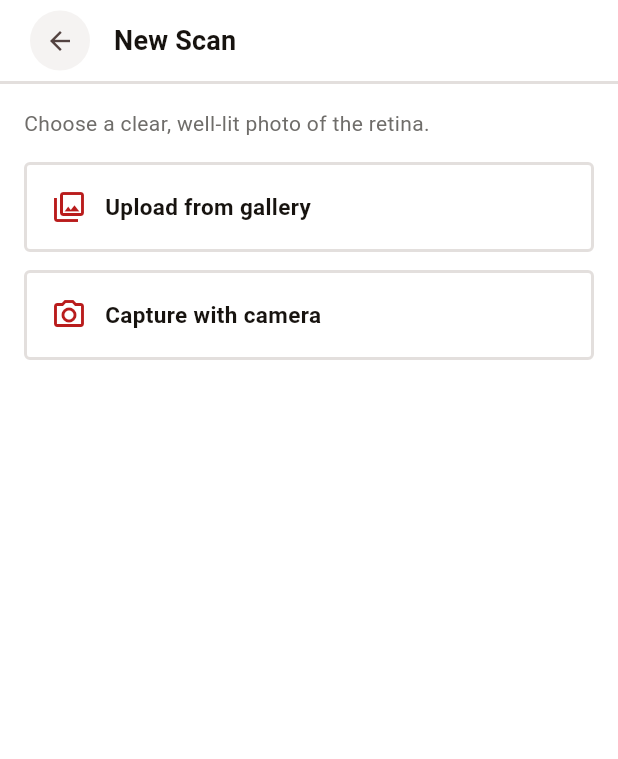
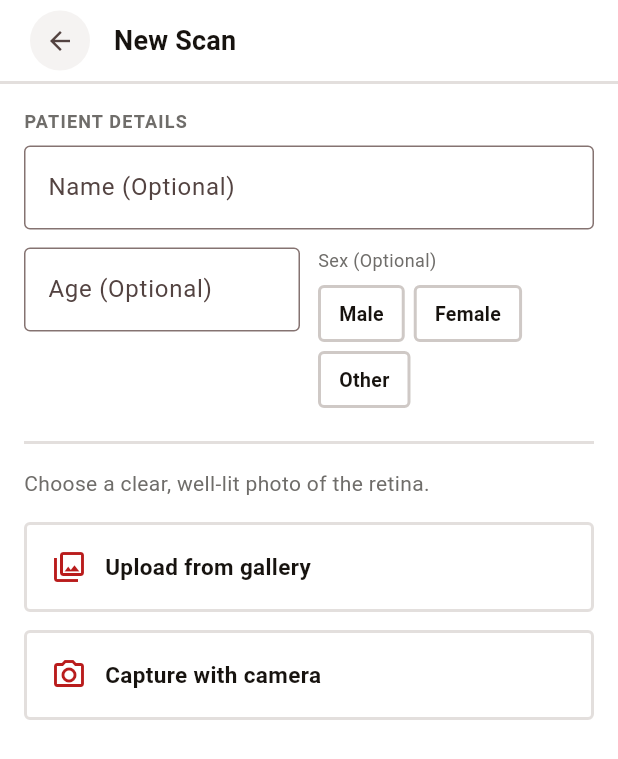
Before and after one commit to ekagra5/Netra, a Flutter app: the CaptureScreen screen opened directly, on a phone screen of 412 x 824 dp. Shown: the top 759 px of the screen. Run offline on Flutter 3.47's test engine with Material 3 defaults, Android fonts, the phone set to English and light mode, and no system bars; our stand-ins replace image_picker, pdf, printing, sqflite; missing offline and left inert: tflite_flutter; accounts and stored records are empty.

Commit message:
Add patient-details form to the capture flow, add real screenshots to README
- The capture screen was missing patient intake entirely - every scan got
  labeled 'Unnamed patient' with no way to enter a name/age/sex, even
  though the original apex_app.py had this and the i18n strings for it
  were already sitting unused. Adds a real form (name, age, sex chips)
  ahead of the image picker, feeding AppState.runAnalysis() instead of
  always synthesizing a placeholder patient.
- Verified the full flow end-to-end on a real release build: onboarding
  -> capture (with patient details) -> analyzing -> results -> heatmap /
  findings / referral -> save -> home -> history -> patient record ->
  offline queue -> sync -> settings (language + offline toggle). Every
  screen renders correctly and the state machine holds up; no crashes.
- README: real screenshots from that verified run (docs/screenshots/),
  and corrects the heatmap grid size mentioned there (7x7/49 passes,
  matching apex_app.py - an 8x8 figure had been carried over from an
  early draft before that was checked against the source).

```diff
--- a/app/lib/i18n/strings.dart
+++ b/app/lib/i18n/strings.dart
@@ -127,6 +127,9 @@ class Strings {
     'optional': 'Optional',
     'save': 'Save',
     'cancel': 'Cancel',
+    'male': 'Male',
+    'female': 'Female',
+    'other': 'Other',
     'modelMissing': 'Model file missing - place model_apex_v2.tflite under assets/models/.',
     'modelReady': 'Model ready',
     'noHistory': 'No patients yet. Run a scan to add one.',
@@ -254,6 +257,9 @@ class Strings {
     'optional': 'वैकल्पिक',
     'save': 'सहेजें',
     'cancel': 'रद्द करें',
+    'male': 'पुरुष',
+    'female': 'महिला',
+    'other': 'अन्य',
     'modelMissing': 'मॉडल फ़ाइल नहीं मिली — model_apex_v2.tflite को assets/models/ में रखें।',
     'modelReady': 'मॉडल तैयार है',
     'noHistory': 'अभी कोई मरीज़ नहीं। जोड़ने के लिए एक स्कैन चलाएं।',
--- a/app/lib/screens/capture_screen.dart
+++ b/app/lib/screens/capture_screen.dart
@@ -8,10 +8,33 @@ import '../state/app_state.dart';
 import '../theme.dart';
 import '../widgets/common.dart';
 
-class CaptureScreen extends StatelessWidget {
+class CaptureScreen extends StatefulWidget {
   const CaptureScreen({super.key});
 
-  Future<void> _pick(BuildContext context, ImageSource source) async {
+  @override
+  State<CaptureScreen> createState() => _CaptureScreenState();
+}
+
+class _CaptureScreenState extends State<CaptureScreen> {
+  late final TextEditingController _nameController;
+  late final TextEditingController _ageController;
+
+  @override
+  void initState() {
+    super.initState();
+    final state = context.read<AppState>();
+    _nameController = TextEditingController(text: state.pendingPatientName);
+    _ageController = TextEditingController(text: state.pendingPatientAge);
+  }
+
+  @override
+  void dispose() {
+    _nameController.dispose();
+    _ageController.dispose();
+    super.dispose();
+  }
+
+  Future<void> _pick(ImageSource source) async {
     final state = context.read<AppState>();
     final picker = ImagePicker();
     final xfile = await picker.pickImage(source: source, maxWidth: 2048, maxHeight: 2048);
@@ -25,6 +48,10 @@ class CaptureScreen extends StatelessWidget {
     final state = context.watch<AppState>();
     final t = state.t;
     final hasImage = state.pendingImage != null;
+    // Only ask for patient details on a fresh scan - startNewScanForPatient
+    // (from the patient record screen) already has a patient, and re-asking
+    // for their name there would just be busywork.
+    final needsPatientDetails = state.currentPatient == null;
 
     return Scaffold(
       backgroundColor: NetraColors.bg,
@@ -36,7 +63,25 @@ class CaptureScreen extends StatelessWidget {
               title: t['newScanTitle'],
             ),
             NsBody(
-              child: hasImage ? _ImagePreview(state: state, t: t) : _SourcePicker(t: t, onPick: (s) => _pick(context, s)),
+              child: Column(
+                crossAxisAlignment: CrossAxisAlignment.start,
+                children: [
+                  if (needsPatientDetails) ...[
+                    _PatientDetailsForm(
+                      state: state,
+                      t: t,
+                      nameController: _nameController,
+                      ageController: _ageController,
+                    ),
+                    const SizedBox(height: NetraSpace.s5),
+                    const Divider(),
+                    const SizedBox(height: NetraSpace.s4),
+                  ],
+                  hasImage
+                      ? _ImagePreview(state: state, t: t)
+                      : _SourcePicker(t: t, onPick: _pick),
+                ],
+              ),
             ),
             if (hasImage)
               Container(
@@ -61,6 +106,121 @@ class CaptureScreen extends StatelessWidget {
                 ),
               ),
           ],
+        ),
+      ),
+    );
+  }
+}
+
+class _PatientDetailsForm extends StatelessWidget {
+  final AppState state;
+  final dynamic t;
+  final TextEditingController nameController;
+  final TextEditingController ageController;
+
+  const _PatientDetailsForm({
+    required this.state,
+    required this.t,
+    required this.nameController,
+    required this.ageController,
+  });
+
+  static const _sexOptions = ['male', 'female', 'other'];
+
+  @override
+  Widget build(BuildContext context) {
+    return Column(
+      crossAxisAlignment: CrossAxisAlignment.start,
+      children: [
+        NsSectionLabel(t['patientDetails']),
+        TextField(
+          controller: nameController,
+          textCapitalization: TextCapitalization.words,
+          onChanged: state.setPendingPatientName,
+          decoration: InputDecoration(
+            labelText: '${t['patientName']} (${t['optional']})',
+            border: OutlineInputBorder(
+              borderSide: const BorderSide(color: NetraColors.dividerStrong, width: 2),
+              borderRadius: BorderRadius.circular(NetraRadius.card),
+            ),
+          ),
+        ),
+        const SizedBox(height: NetraSpace.s3),
+        Row(
+          crossAxisAlignment: CrossAxisAlignment.start,
+          children: [
+            Expanded(
+              child: TextField(
+                controller: ageController,
+                keyboardType: TextInputType.number,
+                onChanged: state.setPendingPatientAge,
+                decoration: InputDecoration(
+                  labelText: '${t['age']} (${t['optional']})',
+                  border: OutlineInputBorder(
+                    borderSide: const BorderSide(color: NetraColors.dividerStrong, width: 2),
+                    borderRadius: BorderRadius.circular(NetraRadius.card),
+                  ),
+                ),
+              ),
+            ),
+            const SizedBox(width: NetraSpace.s3),
+            Expanded(
+              child: Column(
+                crossAxisAlignment: CrossAxisAlignment.start,
+                children: [
+                  Text(
+                    '${t['sex']} (${t['optional']})',
+                    style: const TextStyle(fontSize: 12, color: NetraColors.inkMuted),
+                  ),
+                  const SizedBox(height: NetraSpace.s2),
+                  Wrap(
+                    spacing: 6,
+                    runSpacing: 6,
+                    children: [
+                      for (final option in _sexOptions)
+                        _SexChip(
+                          label: t[option],
+                          selected: state.pendingPatientSex == option,
+                          onTap: () => state.setPendingPatientSex(
+                            state.pendingPatientSex == option ? '' : option,
+                          ),
+                        ),
+                    ],
+                  ),
+                ],
+              ),
+            ),
+          ],
+        ),
+      ],
+    );
+  }
+}
+
+class _SexChip extends StatelessWidget {
+  final String label;
+  final bool selected;
+  final VoidCallback onTap;
+  const _SexChip({required this.label, required this.selected, required this.onTap});
+
+  @override
+  Widget build(BuildContext context) {
+    return InkWell(
+      onTap: onTap,
+      child: Container(
+        padding: const EdgeInsets.symmetric(horizontal: 12, vertical: 8),
+        decoration: BoxDecoration(
+          color: selected ? NetraColors.red600 : Colors.transparent,
+          border: Border.all(color: selected ? NetraColors.red600 : NetraColors.dividerStrong, width: 2),
+          borderRadius: BorderRadius.circular(NetraRadius.card),
+        ),
+        child: Text(
+          label,
+          style: TextStyle(
+            fontSize: 13,
+            fontWeight: FontWeight.w600,
+            color: selected ? Colors.white : NetraColors.ink,
+          ),
         ),
       ),
     );
--- a/app/lib/state/app_state.dart
+++ b/app/lib/state/app_state.dart
@@ -47,6 +47,16 @@ class AppState extends ChangeNotifier {
 
   File? pendingImage;
   bool isAnalyzing = false;
+
+  // Patient details entered on the capture screen, before analysis runs.
+  // All optional except name, which falls back to a placeholder - matching
+  // the original apex_app.py patient form's fields (minus a separate
+  // free-text "Patient ID": the app already assigns its own internal id,
+  // and adding a second, unrelated id field wasn't worth the extra DB
+  // schema/UI for this pass).
+  String pendingPatientName = '';
+  String pendingPatientAge = '';
+  String pendingPatientSex = '';
 
   List<List<double>>? heatmapGrid;
   bool showHeatmapOverlay = true;
@@ -108,6 +118,9 @@ class AppState extends ChangeNotifier {
   void startNewScan() {
     pendingImage = null;
     currentPatient = null;
+    pendingPatientName = '';
+    pendingPatientAge = '';
+    pendingPatientSex = '';
     screen = AppScreen.capture;
     notifyListeners();
   }
@@ -126,6 +139,19 @@ class AppState extends ChangeNotifier {
 
   void retakeImage() {
     pendingImage = null;
+    notifyListeners();
+  }
+
+  void setPendingPatientName(String v) {
+    pendingPatientName = v;
+  }
+
+  void setPendingPatientAge(String v) {
+    pendingPatientAge = v;
+  }
+
+  void setPendingPatientSex(String v) {
+    pendingPatientSex = v;
     notifyListeners();
   }
 
@@ -203,7 +229,13 @@ class AppState extends ChangeNotifier {
 
       var patient = currentPatient;
       if (patient == null) {
-        patient = Patient(name: 'Unnamed patient', createdAt: DateTime.now());
+        final name = pendingPatientName.trim();
+        patient = Patient(
+          name: name.isEmpty ? 'Unnamed patient' : name,
+          age: int.tryParse(pendingPatientAge.trim()),
+          sex: pendingPatientSex.trim().isEmpty ? null : pendingPatientSex.trim(),
+          createdAt: DateTime.now(),
+        );
         final id = await DbService.instance.insertPatient(patient);
         patient = patient.copyWith(id: id);
       }
```
Also changed, not shown: 8 other files.
